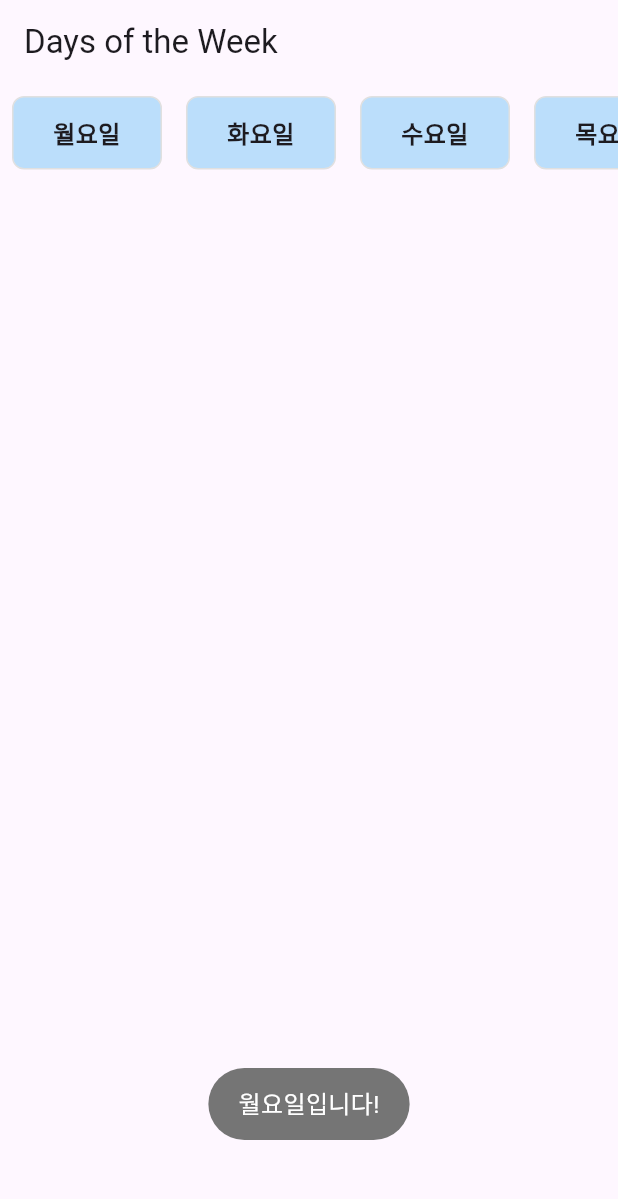
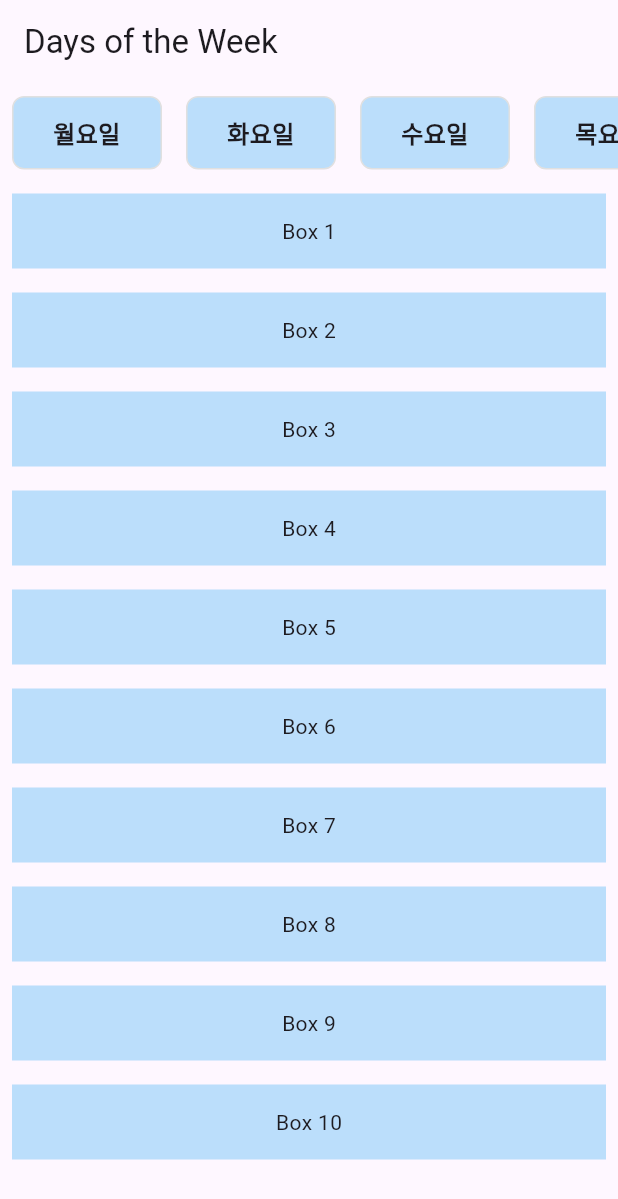
Before and after one commit to solardayz/flutter_practice2, a Flutter app: the screen it shows after launch, after a tap on "월요일", on a phone screen of 412 x 824 dp. Shown: the top 1199 px of the screen. Run offline on Flutter 3.47's test engine with Material 3 defaults, Android fonts, the phone set to English and light mode, and no system bars; our stand-ins replace fluttertoast.

Commit message:
월화수목금토일 하단 박스 추가

```diff
--- a/lib/main.dart
+++ b/lib/main.dart
@@ -21,8 +21,16 @@ class DayOfWeekApp extends StatelessWidget {
   }
 }
 
-class DayOfWeekList extends StatelessWidget {
+class DayOfWeekList extends StatefulWidget {
   const DayOfWeekList({super.key});
+
+  @override
+  DayOfWeekListState createState() => DayOfWeekListState();
+}
+
+class DayOfWeekListState extends State<DayOfWeekList> {
+  bool _isBottomSheetVisible = false;
+  final GlobalKey _mondayKey = GlobalKey();
 
   void _showToast(String message) {
     Fluttertoast.showToast(
@@ -32,7 +40,56 @@ class DayOfWeekList extends StatelessWidget {
       timeInSecForIosWeb: 1,
       backgroundColor: Colors.grey[600],
       textColor: Colors.white,
-        fontSize: 16.0);
+      fontSize: 16.0,
+    );
+  }
+
+  void _showBottomSheet(BuildContext context) {
+    final RenderBox renderBox =
+    _mondayKey.currentContext!.findRenderObject() as RenderBox;
+    final Offset offset = renderBox.localToGlobal(Offset.zero);
+    final double y = offset.dy + renderBox.size.height;
+    final double screenWidth = MediaQuery.of(context).size.width;
+    final double screenHeight = MediaQuery.of(context).size.height;
+
+    setState(() {
+      _isBottomSheetVisible = true;
+    });
+
+    Overlay.of(context).insert(
+      OverlayEntry(
+        builder: (BuildContext context) {
+          return Positioned(
+            left: 0,
+            top: y,
+            width: screenWidth,
+            height: screenHeight - y,
+            child: GestureDetector(
+              onTap: () {
+                setState(() {
+                  _isBottomSheetVisible = false;
+                });
+              },
+              child: Material(
+                child: SizedBox(
+                  child: ListView.builder(
+                    itemCount: 10,
+                    itemBuilder: (BuildContext context, int index) {
+                      return Container(
+                        height: 50,
+                        margin: const EdgeInsets.all(8.0),
+                        color: Colors.blue[100],
+                        child: Center(child: Text('Box ${index + 1}')),
+                      );
+                    },
+                  ),
+                ),
+              ),
+            ),
+          );
+        },
+      ),
+    );
   }
 
   @override
@@ -53,9 +110,12 @@ class DayOfWeekList extends StatelessWidget {
         children: days
             .map((day) => GestureDetector(
           onTap: () {
-              _showToast('${day}입니다!');
+            if (day == '월요일') {
+              _showBottomSheet(context);
+            }
           },
           child: Container(
+            key: day == '월요일' ? _mondayKey : null,
             width: 100,
             padding: const EdgeInsets.all(12.0),
             margin: const EdgeInsets.all(8.0),
```
Lines whose indentation alone changed are shown as unchanged.
